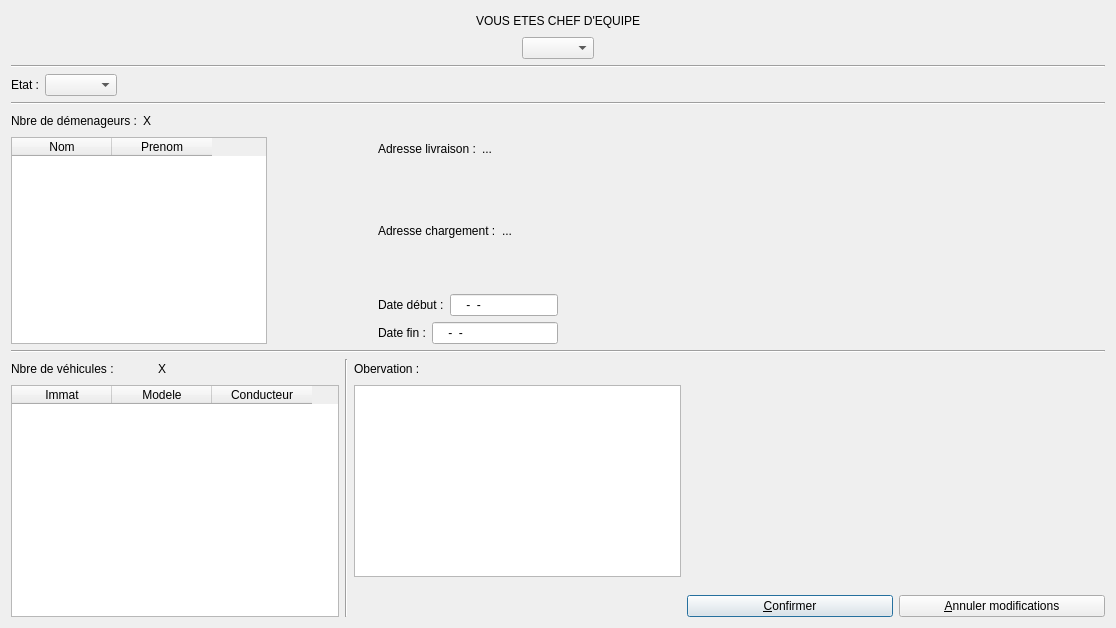
Above: CODE/dialoggererdemenagement.ui from dervieuxC/gestionDemenagementCorrige before the change. Below: the same form after it.
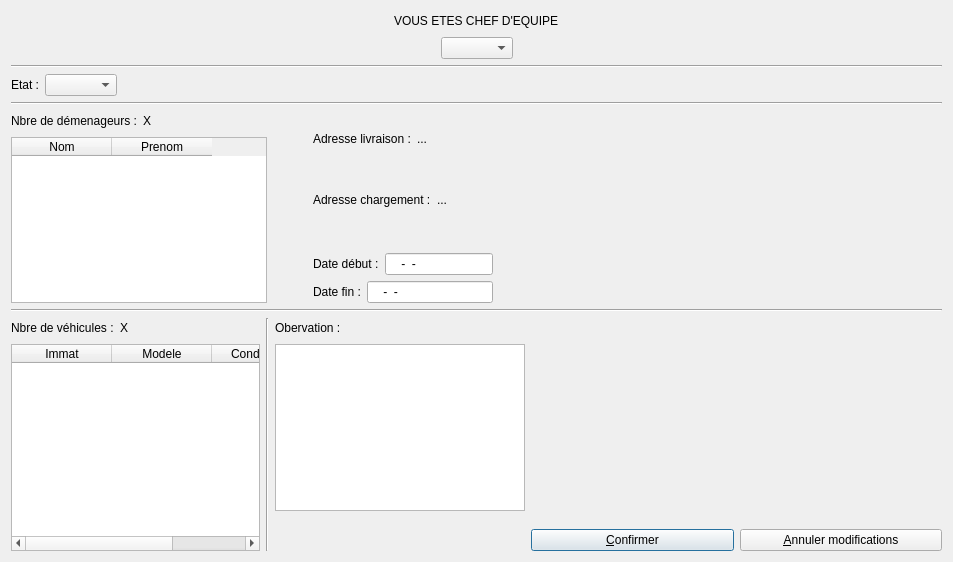
That is the form after the change.

What changed in the file:
```diff
--- a/CODE/dialoggererdemenagement.ui
+++ b/CODE/dialoggererdemenagement.ui
@@ -6,8 +6,8 @@
    <rect>
     <x>0</x>
     <y>0</y>
-    <width>1116</width>
-    <height>628</height>
+    <width>953</width>
+    <height>562</height>
    </rect>
   </property>
   <property name="windowTitle">
@@ -271,7 +271,7 @@
              <item>
               <widget class="QLineEdit" name="lineEditDateDebut">
                <property name="inputMask">
-                <string>9999-99-99 ; </string>
+                <string>9999-99-99 </string>
                </property>
               </widget>
              </item>
@@ -289,7 +289,7 @@
              <item>
               <widget class="QLineEdit" name="lineEditDateFin">
                <property name="inputMask">
-                <string>9999-99-99; </string>
+                <string>9999-99-99</string>
                </property>
               </widget>
              </item>
```
